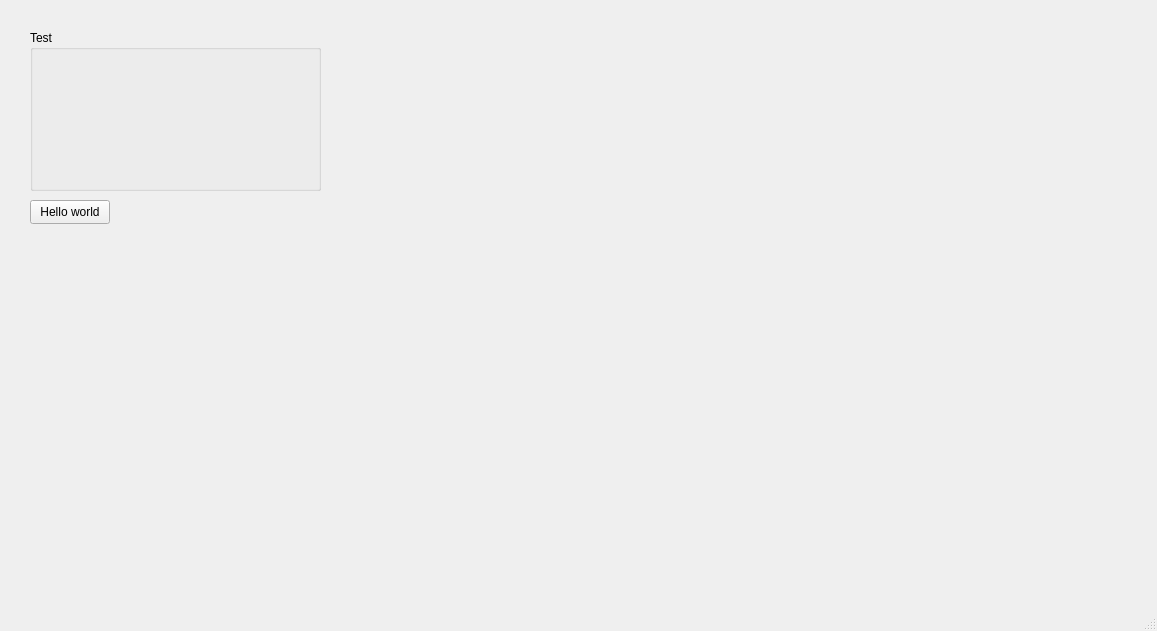
SchuylerGood/Course-Compass, file CourseCompass/mainwindow.ui: the form before one commit.
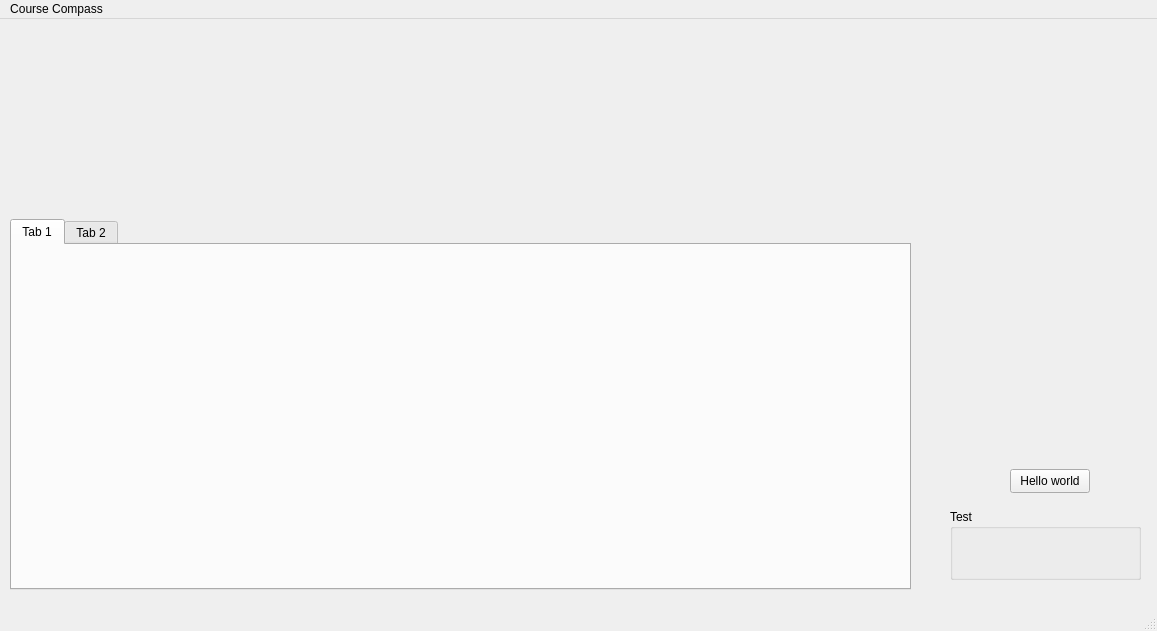
The form after the commit.

The edit to the form file:
```diff
--- a/CourseCompass/mainwindow.ui
+++ b/CourseCompass/mainwindow.ui
@@ -17,10 +17,10 @@
    <widget class="QGroupBox" name="groupBox">
     <property name="geometry">
      <rect>
-      <x>30</x>
-      <y>30</y>
-      <width>291</width>
-      <height>161</height>
+      <x>950</x>
+      <y>490</y>
+      <width>191</width>
+      <height>71</height>
      </rect>
     </property>
     <property name="title">
@@ -30,8 +30,8 @@
    <widget class="QPushButton" name="pushButton">
     <property name="geometry">
      <rect>
-      <x>30</x>
-      <y>200</y>
+      <x>1010</x>
+      <y>450</y>
       <width>80</width>
       <height>24</height>
      </rect>
@@ -40,6 +40,50 @@
      <string>Hello world</string>
     </property>
    </widget>
+   <widget class="QTabWidget" name="tabWidget">
+    <property name="geometry">
+     <rect>
+      <x>10</x>
+      <y>200</y>
+      <width>901</width>
+      <height>371</height>
+     </rect>
+    </property>
+    <property name="currentIndex">
+     <number>0</number>
+    </property>
+    <widget class="QWidget" name="ALL">
+     <attribute name="title">
+      <string>Tab 1</string>
+     </attribute>
+    </widget>
+    <widget class="QWidget" name="COURSE1">
+     <attribute name="title">
+      <string>Tab 2</string>
+     </attribute>
+    </widget>
+   </widget>
+   <widget class="QWidget" name="horizontalLayoutWidget">
+    <property name="geometry">
+     <rect>
+      <x>10</x>
+      <y>10</y>
+      <width>1131</width>
+      <height>171</height>
+     </rect>
+    </property>
+    <layout class="QHBoxLayout" name="horizontalLayout">
+     <item>
+      <widget class="QWidget" name="CurrentCoursesPanel" native="true"/>
+     </item>
+     <item>
+      <widget class="QWidget" name="RecommendedActionPanel" native="true"/>
+     </item>
+     <item>
+      <widget class="QWidget" name="ProgressTrackerPanel" native="true"/>
+     </item>
+    </layout>
+   </widget>
   </widget>
   <widget class="QMenuBar" name="menubar">
    <property name="geometry">
@@ -50,6 +94,12 @@
      <height>21</height>
     </rect>
    </property>
+   <widget class="QMenu" name="menuCourse_Compass">
+    <property name="title">
+     <string>Course Compass</string>
+    </property>
+   </widget>
+   <addaction name="menuCourse_Compass"/>
   </widget>
   <widget class="QStatusBar" name="statusbar"/>
  </widget>
```
Left out of the diff: 3 changed lines with no effect on the pictures.
